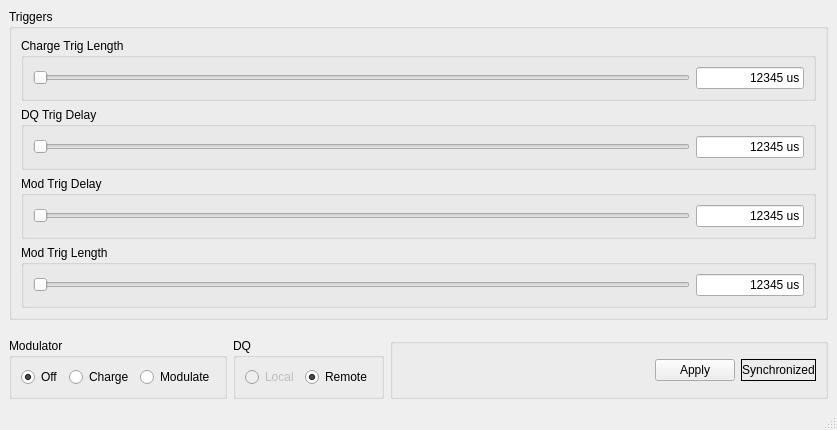
Qt form resources/ui_mainwindow.ui (komministern/modulator_control) before a commit.
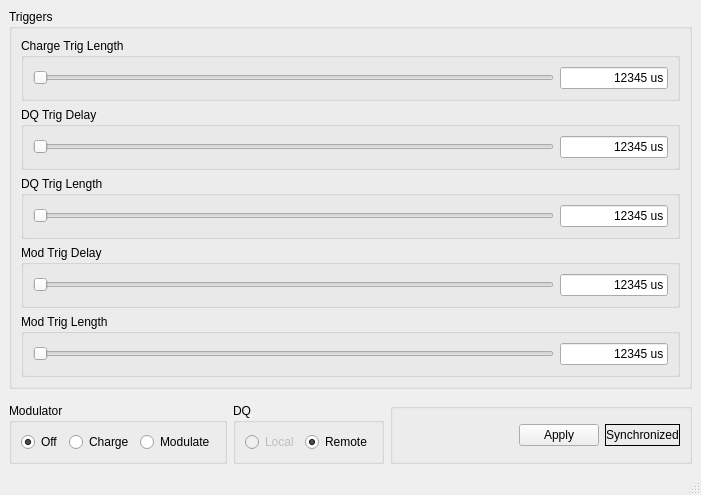
The same form after that commit.

The edit to the form file:
```diff
--- a/resources/ui_mainwindow.ui
+++ b/resources/ui_mainwindow.ui
@@ -6,15 +6,356 @@
    <rect>
     <x>0</x>
     <y>0</y>
-    <width>837</width>
-    <height>430</height>
+    <width>701</width>
+    <height>495</height>
    </rect>
   </property>
   <property name="windowTitle">
    <string>Modulator Control</string>
   </property>
   <widget class="QWidget" name="centralwidget">
-   <layout class="QGridLayout" name="gridLayout_9">
+   <layout class="QGridLayout" name="gridLayout_10">
+    <item row="0" column="0" colspan="3">
+     <widget class="QGroupBox" name="groupBox_6">
+      <property name="title">
+       <string>Triggers</string>
+      </property>
+      <layout class="QGridLayout" name="gridLayout_7">
+       <item row="3" column="0">
+        <widget class="QGroupBox" name="groupBox_2">
+         <property name="title">
+          <string>Mod Trig Delay</string>
+         </property>
+         <layout class="QGridLayout" name="gridLayout_2">
+          <item row="0" column="1">
+           <widget class="QLineEdit" name="lineEdit_modTrigDelay">
+            <property name="sizePolicy">
+             <sizepolicy hsizetype="Maximum" vsizetype="Fixed">
+              <horstretch>0</horstretch>
+              <verstretch>0</verstretch>
+             </sizepolicy>
+            </property>
+            <property name="maximumSize">
+             <size>
+              <width>16777215</width>
+              <height>16777215</height>
+             </size>
+            </property>
+            <property name="text">
+             <string>12345 us</string>
+            </property>
+            <property name="alignment">
+             <set>Qt::AlignRight|Qt::AlignTrailing|Qt::AlignVCenter</set>
+            </property>
+            <property name="readOnly">
+             <bool>true</bool>
+            </property>
+           </widget>
+          </item>
+          <item row="0" column="0">
+           <widget class="QSlider" name="horizontalSlider_modTrigDelay">
+            <property name="minimum">
+             <number>400</number>
+            </property>
+            <property name="maximum">
+             <number>600</number>
+            </property>
+            <property name="singleStep">
+             <number>1</number>
+            </property>
+            <property name="value">
+             <number>400</number>
+            </property>
+            <property name="orientation">
+             <enum>Qt::Horizontal</enum>
+            </property>
+           </widget>
+          </item>
+         </layout>
+        </widget>
+       </item>
+       <item row="1" column="0">
+        <widget class="QGroupBox" name="groupBox_7">
+         <property name="title">
+          <string>DQ Trig Delay</string>
+         </property>
+         <layout class="QGridLayout" name="gridLayout_6">
+          <item row="0" column="1">
+           <widget class="QLineEdit" name="lineEdit_dqTrigDelay">
+            <property name="sizePolicy">
+             <sizepolicy hsizetype="Maximum" vsizetype="Fixed">
+              <horstretch>0</horstretch>
+              <verstretch>0</verstretch>
+             </sizepolicy>
+            </property>
+            <property name="maximumSize">
+             <size>
+              <width>16777215</width>
+              <height>16777215</height>
+             </size>
+            </property>
+            <property name="text">
+             <string>12345 us</string>
+            </property>
+            <property name="alignment">
+             <set>Qt::AlignRight|Qt::AlignTrailing|Qt::AlignVCenter</set>
+            </property>
+            <property name="readOnly">
+             <bool>true</bool>
+            </property>
+           </widget>
+          </item>
+          <item row="0" column="0">
+           <widget class="QSlider" name="horizontalSlider_dqTrigDelay">
+            <property name="sizePolicy">
+             <sizepolicy hsizetype="Expanding" vsizetype="Fixed">
+              <horstretch>0</horstretch>
+              <verstretch>0</verstretch>
+             </sizepolicy>
+            </property>
+            <property name="minimum">
+             <number>240</number>
+            </property>
+            <property name="maximum">
+             <number>280</number>
+            </property>
+            <property name="pageStep">
+             <number>5</number>
+            </property>
+            <property name="value">
+             <number>240</number>
+            </property>
+            <property name="orientation">
+             <enum>Qt::Horizontal</enum>
+            </property>
+           </widget>
+          </item>
+         </layout>
+        </widget>
+       </item>
+       <item row="4" column="0">
+        <widget class="QGroupBox" name="groupBox_3">
+         <property name="title">
+          <string>Mod Trig Length</string>
+         </property>
+         <layout class="QGridLayout" name="gridLayout_3">
+          <item row="0" column="1">
+           <widget class="QLineEdit" name="lineEdit_modTrigLength">
+            <property name="sizePolicy">
+             <sizepolicy hsizetype="Preferred" vsizetype="Fixed">
+              <horstretch>0</horstretch>
+              <verstretch>0</verstretch>
+             </sizepolicy>
+            </property>
+            <property name="maximumSize">
+             <size>
+              <width>16777215</width>
+              <height>16777215</height>
+             </size>
+            </property>
+            <property name="text">
+             <string>12345 us</string>
+            </property>
+            <property name="alignment">
+             <set>Qt::AlignRight|Qt::AlignTrailing|Qt::AlignVCenter</set>
+            </property>
+            <property name="readOnly">
+             <bool>true</bool>
+            </property>
+           </widget>
+          </item>
+          <item row="0" column="0">
+           <widget class="QSlider" name="horizontalSlider_modTrigLength">
+            <property name="minimum">
+             <number>25</number>
+            </property>
+            <property name="maximum">
+             <number>200</number>
+            </property>
+            <property name="pageStep">
+             <number>5</number>
+            </property>
+            <property name="orientation">
+             <enum>Qt::Horizontal</enum>
+            </property>
+           </widget>
+          </item>
+         </layout>
+        </widget>
+       </item>
+       <item row="0" column="0">
+        <widget class="QGroupBox" name="groupBox">
+         <property name="title">
+          <string>Charge Trig Length</string>
+         </property>
+         <layout class="QGridLayout" name="gridLayout">
+          <item row="0" column="0">
+           <widget class="QSlider" name="horizontalSlider_chargeTrigLength">
+            <property name="sizePolicy">
+             <sizepolicy hsizetype="Expanding" vsizetype="Fixed">
+              <horstretch>0</horstretch>
+              <verstretch>0</verstretch>
+             </sizepolicy>
+            </property>
+            <property name="minimum">
+             <number>300</number>
+            </property>
+            <property name="maximum">
+             <number>400</number>
+            </property>
+            <property name="orientation">
+             <enum>Qt::Horizontal</enum>
+            </property>
+            <property name="tickPosition">
+             <enum>QSlider::NoTicks</enum>
+            </property>
+           </widget>
+          </item>
+          <item row="0" column="1">
+           <widget class="QLineEdit" name="lineEdit_chargeTrigLength">
+            <property name="sizePolicy">
+             <sizepolicy hsizetype="Maximum" vsizetype="Fixed">
+              <horstretch>0</horstretch>
+              <verstretch>0</verstretch>
+             </sizepolicy>
+            </property>
+            <property name="maximumSize">
+             <size>
+              <width>16777215</width>
+              <height>16777215</height>
+             </size>
+            </property>
+            <property name="text">
+             <string>12345 us</string>
+            </property>
+            <property name="alignment">
+             <set>Qt::AlignRight|Qt::AlignTrailing|Qt::AlignVCenter</set>
+            </property>
+            <property name="readOnly">
+             <bool>true</bool>
+            </property>
+           </widget>
+          </item>
+         </layout>
+        </widget>
+       </item>
+       <item row="2" column="0">
+        <widget class="QGroupBox" name="groupBox_9">
+         <property name="title">
+          <string>DQ Trig Length</string>
+         </property>
+         <layout class="QGridLayout" name="gridLayout_9">
+          <item row="0" column="1">
+           <widget class="QLineEdit" name="lineEdit_dqTrigLength">
+            <property name="sizePolicy">
+             <sizepolicy hsizetype="Maximum" vsizetype="Fixed">
+              <horstretch>0</horstretch>
+              <verstretch>0</verstretch>
+             </sizepolicy>
+            </property>
+            <property name="maximumSize">
+             <size>
+              <width>16777215</width>
+              <height>16777215</height>
+             </size>
+            </property>
+            <property name="text">
+             <string>12345 us</string>
+            </property>
+            <property name="alignment">
+             <set>Qt::AlignRight|Qt::AlignTrailing|Qt::AlignVCenter</set>
+            </property>
+            <property name="readOnly">
+             <bool>true</bool>
+            </property>
+           </widget>
+          </item>
+          <item row="0" column="0">
+           <widget class="QSlider" name="horizontalSlider_dqTrigLength">
+            <property name="sizePolicy">
+             <sizepolicy hsizetype="Expanding" vsizetype="Fixed">
+              <horstretch>0</horstretch>
+              <verstretch>0</verstretch>
+             </sizepolicy>
+            </property>
+            <property name="minimum">
+             <number>1</number>
+            </property>
+            <property name="maximum">
+             <number>5</number>
+            </property>
+            <property name="pageStep">
+             <number>1</number>
+            </property>
+            <property name="value">
+             <number>1</number>
+            </property>
+            <property name="sliderPosition">
+             <number>1</number>
+            </property>
+            <property name="orientation">
+             <enum>Qt::Horizontal</enum>
+            </property>
+           </widget>
+          </item>
+         </layout>
+        </widget>
+       </item>
+      </layout>
+     </widget>
+    </item>
+    <item row="1" column="1">
+     <spacer name="verticalSpacer">
+      <property name="orientation">
+       <enum>Qt::Vertical</enum>
+      </property>
+      <property name="sizeHint" stdset="0">
+       <size>
+        <width>20</width>
+        <height>1</height>
+       </size>
+      </property>
+     </spacer>
+    </item>
+    <item row="2" column="0">
+     <widget class="QGroupBox" name="groupBox_4">
+      <property name="sizePolicy">
+       <sizepolicy hsizetype="Maximum" vsizetype="Preferred">
+        <horstretch>0</horstretch>
+        <verstretch>0</verstretch>
+       </sizepolicy>
+      </property>
+      <property name="title">
+       <string>Modulator</string>
+      </property>
+      <layout class="QGridLayout" name="gridLayout_4">
+       <item row="0" column="0">
+        <widget class="QRadioButton" name="radioButton_Off">
+         <property name="text">
+          <string>Off</string>
+         </property>
+         <property name="checked">
+          <bool>true</bool>
+         </property>
+        </widget>
+       </item>
+       <item row="0" column="1">
+        <widget class="QRadioButton" name="radioButton_Charge">
+         <property name="text">
+          <string>Charge</string>
+         </property>
+        </widget>
+       </item>
+       <item row="0" column="2">
+        <widget class="QRadioButton" name="radioButton_Modulate">
+         <property name="text">
+          <string>Modulate</string>
+         </property>
+        </widget>
+       </item>
+      </layout>
+     </widget>
+    </item>
     <item row="2" column="1">
      <widget class="QGroupBox" name="groupBox_5">
       <property name="sizePolicy">
@@ -101,285 +442,6 @@
       </layout>
      </widget>
     </item>
-    <item row="1" column="1">
-     <spacer name="verticalSpacer">
-      <property name="orientation">
-       <enum>Qt::Vertical</enum>
-      </property>
-      <property name="sizeHint" stdset="0">
-       <size>
-        <width>20</width>
-        <height>1</height>
-       </size>
-      </property>
-     </spacer>
-    </item>
-    <item row="2" column="0">
-     <widget class="QGroupBox" name="groupBox_4">
-      <property name="sizePolicy">
-       <sizepolicy hsizetype="Maximum" vsizetype="Preferred">
-        <horstretch>0</horstretch>
-        <verstretch>0</verstretch>
-       </sizepolicy>
-      </property>
-      <property name="title">
-       <string>Modulator</string>
-      </property>
-      <layout class="QGridLayout" name="gridLayout_4">
-       <item row="0" column="0">
-        <widget class="QRadioButton" name="radioButton_Off">
-         <property name="text">
-          <string>Off</string>
-         </property>
-         <property name="checked">
-          <bool>true</bool>
-         </property>
-        </widget>
-       </item>
-       <item row="0" column="1">
-        <widget class="QRadioButton" name="radioButton_Charge">
-         <property name="text">
-          <string>Charge</string>
-         </property>
-        </widget>
-       </item>
-       <item row="0" column="2">
-        <widget class="QRadioButton" name="radioButton_Modulate">
-         <property name="text">
-          <string>Modulate</string>
-         </property>
-        </widget>
-       </item>
-      </layout>
-     </widget>
-    </item>
-    <item row="0" column="0" colspan="3">
-     <widget class="QGroupBox" name="groupBox_6">
-      <property name="title">
-       <string>Triggers</string>
-      </property>
-      <layout class="QGridLayout" name="gridLayout_7">
-       <item row="0" column="0">
-        <widget class="QGroupBox" name="groupBox">
-         <property name="title">
-          <string>Charge Trig Length</string>
-         </property>
-         <layout class="QGridLayout" name="gridLayout">
-          <item row="0" column="0">
-           <widget class="QSlider" name="horizontalSlider_chargeTrigLength">
-            <property name="sizePolicy">
-             <sizepolicy hsizetype="Expanding" vsizetype="Fixed">
-              <horstretch>0</horstretch>
-              <verstretch>0</verstretch>
-             </sizepolicy>
-            </property>
-            <property name="minimum">
-             <number>300</number>
-            </property>
-            <property name="maximum">
-             <number>400</number>
-            </property>
-            <property name="orientation">
-             <enum>Qt::Horizontal</enum>
-            </property>
-            <property name="tickPosition">
-             <enum>QSlider::NoTicks</enum>
-            </property>
-           </widget>
-          </item>
-          <item row="0" column="1">
-           <widget class="QLineEdit" name="lineEdit_chargeTrigLength">
-            <property name="sizePolicy">
-             <sizepolicy hsizetype="Maximum" vsizetype="Fixed">
-              <horstretch>0</horstretch>
-              <verstretch>0</verstretch>
-             </sizepolicy>
-            </property>
-            <property name="maximumSize">
-             <size>
-              <width>16777215</width>
-              <height>16777215</height>
-             </size>
-            </property>
-            <property name="text">
-             <string>12345 us</string>
-            </property>
-            <property name="alignment">
-             <set>Qt::AlignRight|Qt::AlignTrailing|Qt::AlignVCenter</set>
-            </property>
-            <property name="readOnly">
-             <bool>true</bool>
-            </property>
-           </widget>
-          </item>
-         </layout>
-        </widget>
-       </item>
-       <item row="1" column="0">
-        <widget class="QGroupBox" name="groupBox_7">
-         <property name="title">
-          <string>DQ Trig Delay</string>
-         </property>
-         <layout class="QGridLayout" name="gridLayout_6">
-          <item row="0" column="1">
-           <widget class="QLineEdit" name="lineEdit_dqTrigDelay">
-            <property name="sizePolicy">
-             <sizepolicy hsizetype="Maximum" vsizetype="Fixed">
-              <horstretch>0</horstretch>
-              <verstretch>0</verstretch>
-             </sizepolicy>
-            </property>
-            <property name="maximumSize">
-             <size>
-              <width>16777215</width>
-              <height>16777215</height>
-             </size>
-            </property>
-            <property name="text">
-             <string>12345 us</string>
-            </property>
-            <property name="alignment">
-             <set>Qt::AlignRight|Qt::AlignTrailing|Qt::AlignVCenter</set>
-            </property>
-            <property name="readOnly">
-             <bool>true</bool>
-            </property>
-           </widget>
-          </item>
-          <item row="0" column="0">
-           <widget class="QSlider" name="horizontalSlider_dqTrigDelay">
-            <property name="sizePolicy">
-             <sizepolicy hsizetype="Expanding" vsizetype="Fixed">
-              <horstretch>0</horstretch>
-              <verstretch>0</verstretch>
-             </sizepolicy>
-            </property>
-            <property name="minimum">
-             <number>240</number>
-            </property>
-            <property name="maximum">
-             <number>280</number>
-            </property>
-            <property name="pageStep">
-             <number>5</number>
-            </property>
-            <property name="value">
-             <number>240</number>
-            </property>
-            <property name="orientation">
-             <enum>Qt::Horizontal</enum>
-            </property>
-           </widget>
-          </item>
-         </layout>
-        </widget>
-       </item>
-       <item row="2" column="0">
-        <widget class="QGroupBox" name="groupBox_2">
-         <property name="title">
-          <string>Mod Trig Delay</string>
-         </property>
-         <layout class="QGridLayout" name="gridLayout_2">
-          <item row="0" column="1">
-           <widget class="QLineEdit" name="lineEdit_modTrigDelay">
-            <property name="sizePolicy">
-             <sizepolicy hsizetype="Maximum" vsizetype="Fixed">
-              <horstretch>0</horstretch>
-              <verstretch>0</verstretch>
-             </sizepolicy>
-            </property>
-            <property name="maximumSize">
-             <size>
-              <width>16777215</width>
-              <height>16777215</height>
-             </size>
-            </property>
-            <property name="text">
-             <string>12345 us</string>
-            </property>
-            <property name="alignment">
-             <set>Qt::AlignRight|Qt::AlignTrailing|Qt::AlignVCenter</set>
-            </property>
-            <property name="readOnly">
-             <bool>true</bool>
-            </property>
-           </widget>
-          </item>
-          <item row="0" column="0">
-           <widget class="QSlider" name="horizontalSlider_modTrigDelay">
-            <property name="minimum">
-             <number>400</number>
-            </property>
-            <property name="maximum">
-             <number>600</number>
-            </property>
-            <property name="singleStep">
-             <number>1</number>
-            </property>
-            <property name="value">
-             <number>400</number>
-            </property>
-            <property name="orientation">
-             <enum>Qt::Horizontal</enum>
-            </property>
-           </widget>
-          </item>
-         </layout>
-        </widget>
-       </item>
-       <item row="3" column="0">
-        <widget class="QGroupBox" name="groupBox_3">
-         <property name="title">
-          <string>Mod Trig Length</string>
-         </property>
-         <layout class="QGridLayout" name="gridLayout_3">
-          <item row="0" column="1">
-           <widget class="QLineEdit" name="lineEdit_modTrigLength">
-            <property name="sizePolicy">
-             <sizepolicy hsizetype="Preferred" vsizetype="Fixed">
-              <horstretch>0</horstretch>
-              <verstretch>0</verstretch>
-             </sizepolicy>
-            </property>
-            <property name="maximumSize">
-             <size>
-              <width>16777215</width>
-              <height>16777215</height>
-             </size>
-            </property>
-            <property name="text">
-             <string>12345 us</string>
-            </property>
-            <property name="alignment">
-             <set>Qt::AlignRight|Qt::AlignTrailing|Qt::AlignVCenter</set>
-            </property>
-            <property name="readOnly">
-             <bool>true</bool>
-            </property>
-           </widget>
-          </item>
-          <item row="0" column="0">
-           <widget class="QSlider" name="horizontalSlider_modTrigLength">
-            <property name="minimum">
-             <number>25</number>
-            </property>
-            <property name="maximum">
-             <number>200</number>
-            </property>
-            <property name="pageStep">
-             <number>5</number>
-            </property>
-            <property name="orientation">
-             <enum>Qt::Horizontal</enum>
-            </property>
-           </widget>
-          </item>
-         </layout>
-        </widget>
-       </item>
-      </layout>
-     </widget>
-    </item>
    </layout>
   </widget>
   <widget class="QMenuBar" name="menubar">
```
Left out of the diff: 2 changed lines with no effect on the pictures.
